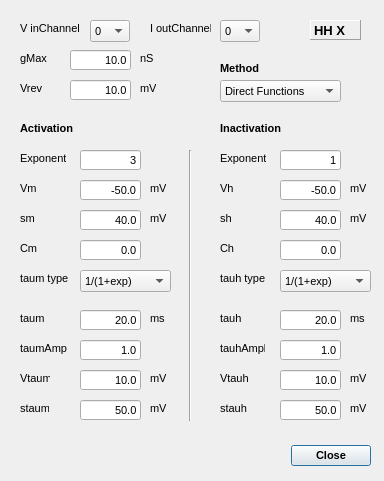
Before: the Qt Designer form src/gui/HHDlg.ui in CompEphys-team/stdpc, drawn with Qt 5.
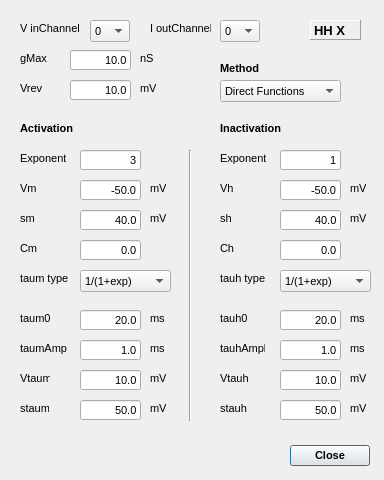
After: the same form once the commit is applied.

Commit message: Added a third tau formulation for m/h/tau HH

```diff
--- a/src/gui/HHDlg.ui
+++ b/src/gui/HHDlg.ui
@@ -7,7 +7,7 @@
     <x>0</x>
     <y>0</y>
     <width>384</width>
-    <height>481</height>
+    <height>480</height>
    </rect>
   </property>
   <property name="font">
@@ -23,7 +23,7 @@
   <widget class="QDialogButtonBox" name="buttonBox">
    <property name="geometry">
     <rect>
-     <x>211</x>
+     <x>210</x>
      <y>440</y>
      <width>160</width>
      <height>32</height>
@@ -405,7 +405,7 @@
     </rect>
    </property>
    <property name="text">
-    <string>taum</string>
+    <string>taum0</string>
    </property>
   </widget>
   <widget class="QLineEdit" name="mExpoE">
@@ -790,7 +790,7 @@
     </rect>
    </property>
    <property name="text">
-    <string>tauh</string>
+    <string>tauh0</string>
    </property>
   </widget>
   <widget class="QLabel" name="label_31">
@@ -1144,6 +1144,37 @@
      <string>tanh^2</string>
     </property>
    </item>
+   <item>
+    <property name="text">
+     <string>exp2/(1+exp1)</string>
+    </property>
+   </item>
+  </widget>
+  <widget class="QLabel" name="label_16">
+   <property name="geometry">
+    <rect>
+     <x>150</x>
+     <y>340</y>
+     <width>16</width>
+     <height>16</height>
+    </rect>
+   </property>
+   <property name="text">
+    <string>ms</string>
+   </property>
+  </widget>
+  <widget class="QLabel" name="label_36">
+   <property name="geometry">
+    <rect>
+     <x>350</x>
+     <y>340</y>
+     <width>16</width>
+     <height>16</height>
+    </rect>
+   </property>
+   <property name="text">
+    <string>ms</string>
+   </property>
   </widget>
  </widget>
  <resources/>
```
Left out of the diff: 5 changed lines with no effect on the pictures. The commit also changes 1 other file.
